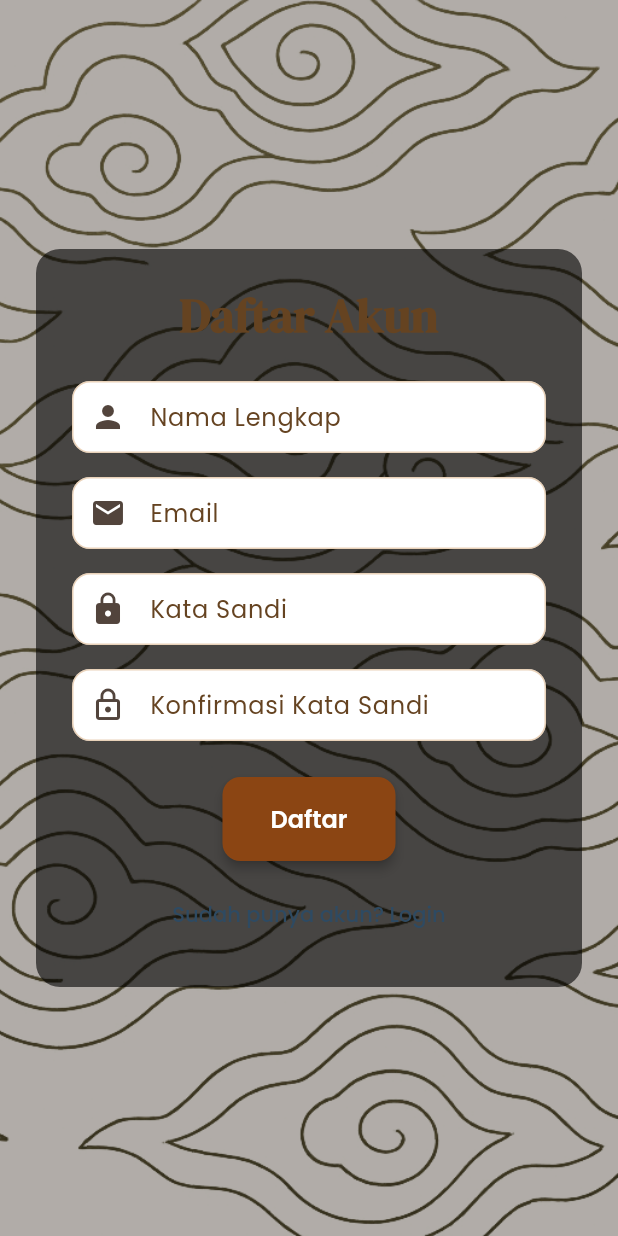
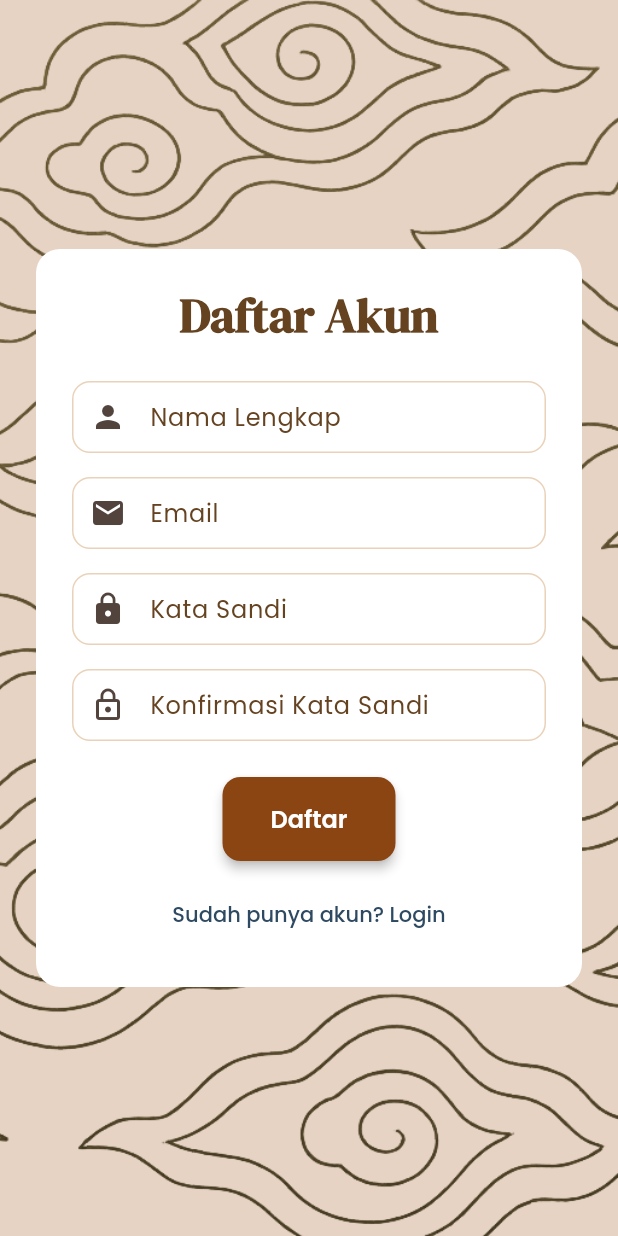
Before and after one commit to Pfftz/lynel_app, a Flutter app: the RegisterPage screen opened by its route, on a phone screen of 412 x 824 dp. Run offline on Flutter 3.47's test engine with Material 3 defaults, Android fonts, the phone set to English and light mode, and no system bars; our stand-ins replace cloud_firestore, firebase_auth, firebase_core, google_fonts, shared_preferences; accounts and stored records are empty.

Commit message:
register

```diff
--- a/lib/pages/register_page.dart
+++ b/lib/pages/register_page.dart
@@ -1,5 +1,6 @@
 import 'package:flutter/material.dart';
 import '../services/auth_service.dart';
+import '../pages/theme.dart';
 
 class RegisterPage extends StatefulWidget {
   const RegisterPage({super.key});
@@ -68,8 +69,11 @@ class _RegisterPageState extends State<RegisterPage> {
             child: Image.asset(
               'assets/images/mega_mendung.png',
               fit: BoxFit.cover,
-              color: Colors.black.withValues(alpha: 0.3),
-              colorBlendMode: BlendMode.darken,
+              color: earthBrown.withOpacity(0.2),
+              colorBlendMode: BlendMode.multiply,
+              errorBuilder: (context, error, stackTrace) {
+                return Container(); // Empty container if image fails
+              },
             ),
           ),
           // Form Registrasi
@@ -80,7 +84,7 @@ class _RegisterPageState extends State<RegisterPage> {
                 key: _formKey,
                 child: Container(
                   decoration: BoxDecoration(
-                    color: Colors.black.withValues(alpha: 0.6),
+                    color: Colors.white,
                     borderRadius: BorderRadius.circular(16),
                   ),
                   padding: const EdgeInsets.all(24),
```
